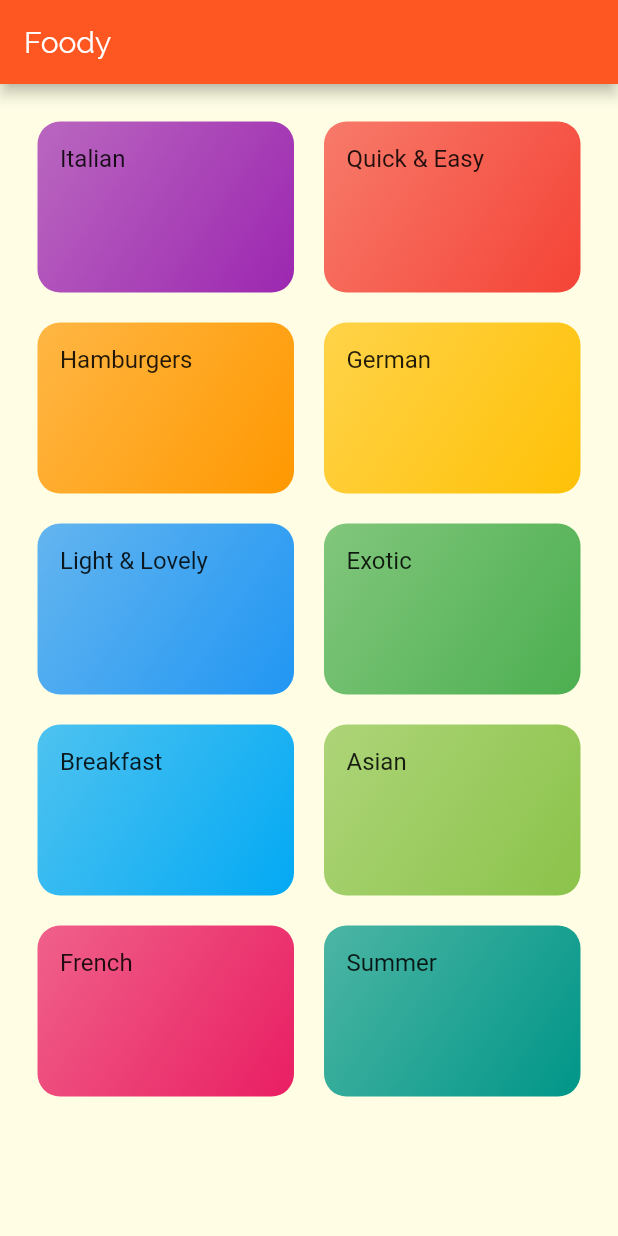
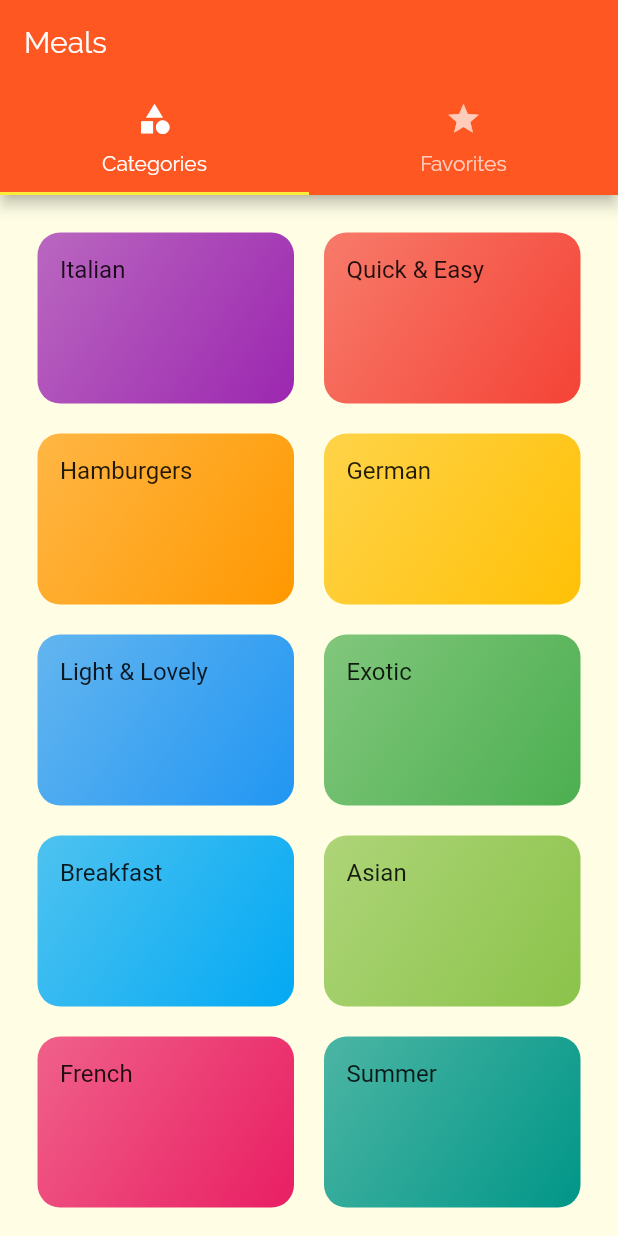
Before and after one commit to Bezoyan/FoodyMobileApp, a Flutter app: the screen it shows after launch, on a phone screen of 412 x 824 dp. Run offline on Flutter 3.47's test engine with Material 2 defaults, Android fonts, the phone set to English and light mode, and no system bars.

Commit message:
Add tabBar

```diff
--- a/lib/main.dart
+++ b/lib/main.dart
@@ -1,5 +1,6 @@
 import 'package:flutter/material.dart';
 
+import './screens/tabs_screen.dart';
 import './screens/meal_detail_screen.dart';
 import './screens/categories_screen.dart';
 import './screens/category_meals_screen.dart';
@@ -26,7 +27,7 @@ class MyApp extends StatelessWidget {
                 fontWeight: FontWeight.bold)),
       ),
       routes: {
-        '/': (ctx) => CategoriesScreen(),
+        '/': (ctx) => TabsScreen(),
         CategoryMealsScreen.routeName: (ctx) => CategoryMealsScreen(),
         MealDetailScreen.routeName: (ctx) => MealDetailScreen()
       },
--- a/lib/screens/categories_screen.dart
+++ b/lib/screens/categories_screen.dart
@@ -6,11 +6,7 @@ import '../widgets/category_item.dart';
 class CategoriesScreen extends StatelessWidget {
   @override
   Widget build(BuildContext context) {
-    return Scaffold(
-      appBar: AppBar(
-        title: const Text('Foody'),
-      ),
-      body: GridView(
+    return GridView(
       padding: const EdgeInsets.all(25),
       children: DUMMY_CATEGORIES
           .map((catData) =>
@@ -21,7 +17,7 @@ class CategoriesScreen extends StatelessWidget {
         childAspectRatio: 3 / 2,
         crossAxisSpacing: 20,
         mainAxisSpacing: 20,
-          )),
+      ),
     );
   }
 }
--- /dev/null
+++ b/lib/screens/favorites_screen.dart
@@ -0,0 +1,8 @@
+import 'package:flutter/material.dart';
+
+class FavoritesScreen extends StatelessWidget {
+  @override
+  Widget build(BuildContext context) {
+    return Center(child: Text('favorite'));
+  }
+}
--- /dev/null
+++ b/lib/screens/tabs_screen.dart
@@ -0,0 +1,36 @@
+import 'package:flutter/material.dart';
+
+import './favorites_screen.dart';
+import './categories_screen.dart';
+
+class TabsScreen extends StatefulWidget {
+  @override
+  _TabsScreenState createState() => _TabsScreenState();
+}
+
+class _TabsScreenState extends State<TabsScreen> {
+  @override
+  Widget build(BuildContext context) {
+    return DefaultTabController(
+      length: 2,
+      child: Scaffold(
+        appBar: AppBar(
+          title: Text('Meals'),
+          bottom: TabBar(tabs: <Widget>[
+            Tab(icon: Icon(Icons.category), text: 'Categories'),
+            Tab(
+              icon: Icon(Icons.star),
+              text: 'Favorites',
+            ),
+          ]),
+        ),
+        body: TabBarView(
+          children: <Widget>[
+            CategoriesScreen(),
+            FavoritesScreen(),
+          ],
+        ),
+      ),
+    );
+  }
+}
```
Lines whose indentation alone changed are shown as unchanged.
